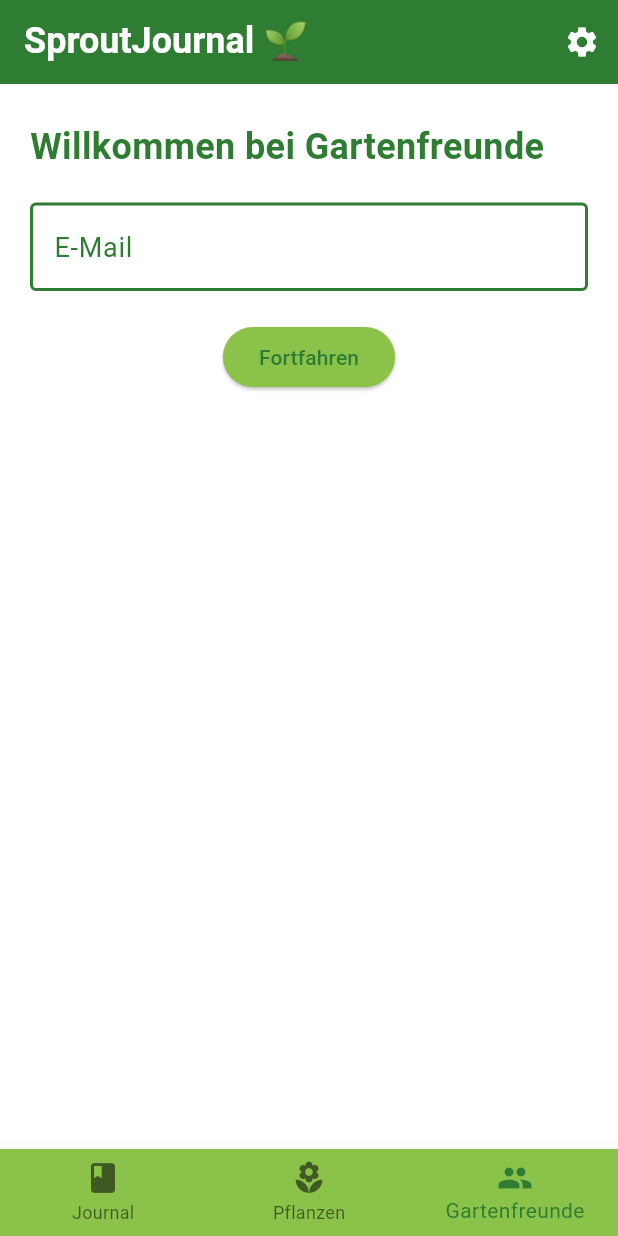
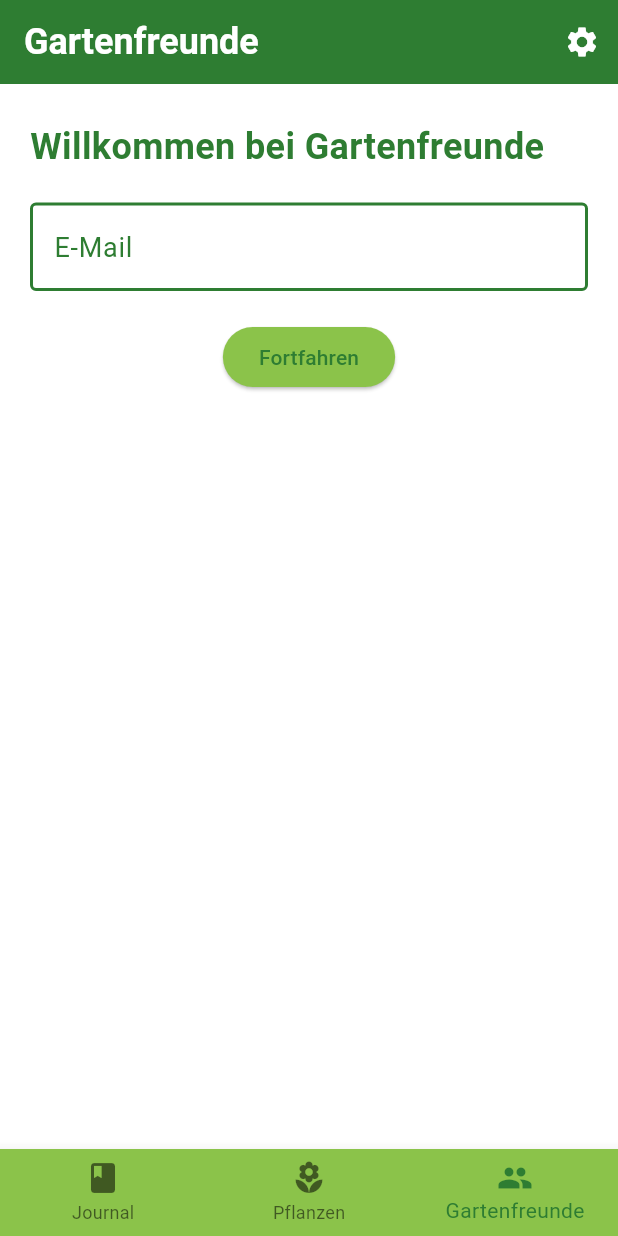
Before and after one commit to FelixDigitalis/SproutJournal, a Flutter app: the screen it shows after launch, item 3 of the bottom bar chosen, on a phone screen of 412 x 824 dp. Run offline on Flutter 3.47's test engine with Material 3 defaults, Android fonts, the light colour scheme and no system bars; our stand-ins replace cloud_firestore, firebase_auth, firebase_core, flutter_dotenv, flutter_image_compress, image_picker and 2 more; accounts and stored records are empty; statements that could not run were skipped.

Commit message:
disapearing app bar problem fixed

```diff
--- a/lib/screens/main_pages/gartenfreunde_page.dart
+++ b/lib/screens/main_pages/gartenfreunde_page.dart
@@ -1,7 +1,7 @@
 import 'package:flutter/material.dart';
 import 'package:provider/provider.dart';
 import '../../../models/user_model.dart';
-import '../sub_pages/gartenfreunde/gartenfreunde_authenticate.dart';
+import '../sub_pages/gartenfreunde/gartenfreunde_welcome.dart';
 import '../../../utils/log.dart';
 
 class GartenfreundePage extends StatefulWidget {
@@ -25,7 +25,7 @@ class _GartenfreundePageState extends State<GartenfreundePage> {
       final user = Provider.of<UserModel?>(context);
 
       if (user == null) {
-        return const GartenfreundeAuthenticate();
+        return const GartenfreundeWelcome();
       }
 
       final username = user.firstname;
@@ -47,18 +47,22 @@ class _GartenfreundePageState extends State<GartenfreundePage> {
                       controller: _postController,
                       decoration: InputDecoration(
                         hintText: 'Was möchtest du teilen?',
-                        hintStyle: TextStyle(color: Theme.of(context).primaryColor),
+                        hintStyle:
+                            TextStyle(color: Theme.of(context).primaryColor),
                         border: OutlineInputBorder(
                           borderSide: BorderSide(
-                              color: Theme.of(context).primaryColor, width: 2.0),
+                              color: Theme.of(context).primaryColor,
+                              width: 2.0),
                         ),
                         enabledBorder: OutlineInputBorder(
                           borderSide: BorderSide(
-                              color: Theme.of(context).primaryColor, width: 2.0),
+                              color: Theme.of(context).primaryColor,
+                              width: 2.0),
                         ),
                         focusedBorder: OutlineInputBorder(
                           borderSide: BorderSide(
-                              color: Theme.of(context).primaryColor, width: 2.0),
+                              color: Theme.of(context).primaryColor,
+                              width: 2.0),
                         ),
                       ),
                       style: const TextStyle(color: Colors.black, fontSize: 18),
--- a/lib/screens/main_pages/main_pages_manager.dart
+++ b/lib/screens/main_pages/main_pages_manager.dart
@@ -1,4 +1,8 @@
 import 'package:flutter/material.dart';
+import 'package:provider/provider.dart';
+import '../../../models/user_model.dart';
+import '../../../utils/log.dart';
+import '../../../database_services/firebase/firebase_auth.dart';
 import '../elements/bottom_bar_element.dart';
 import '../sub_pages/settings_page.dart';
 import 'gartenfreunde_page.dart';
@@ -6,34 +10,52 @@ import 'journal_feed.dart';
 import 'library_feed.dart';
 
 class PageManager extends StatefulWidget {
-  const PageManager({super.key});
+  final int selectedIndex;
+  const PageManager({super.key, this.selectedIndex = 0});
+
   @override
   State<PageManager> createState() => _PageManagerState();
-
 }
 
 class _PageManagerState extends State<PageManager> {
-  int _selectedIndex = 0;
+  late int _selectedIndex;
+  late String _appBarTitle;
+  final AuthService _auth = AuthService();
+
   final List<Widget> _widgetOptions = <Widget>[
     const JournalFeed(),
     const PlantFeed(),
     const GartenfreundePage(),
   ];
 
+  final List<String> _titles = [
+    'SproutJournal 🌱',
+    'SproutJournal 🌱',
+    'Gartenfreunde',
+  ];
+
+  @override
+  void initState() {
+    super.initState();
+    _selectedIndex = widget.selectedIndex;
+    _appBarTitle = _titles[_selectedIndex];
+  }
+
   void _onItemTapped(int index) {
     setState(() {
       _selectedIndex = index;
+      _appBarTitle = _titles[index];
     });
   }
 
   @override
   Widget build(BuildContext context) {
+    final user = Provider.of<UserModel?>(context);
+
     return Scaffold(
       appBar: AppBar(
-        title: const Text('SproutJournal 🌱',
-            style: TextStyle(
-                fontSize: 24,
-                fontWeight: FontWeight.w600)),
+        title: Text(_appBarTitle,
+            style: const TextStyle(fontSize: 24, fontWeight: FontWeight.w600)),
         backgroundColor: Theme.of(context).colorScheme.primary,
         actions: <Widget>[
           IconButton(
@@ -45,7 +67,15 @@ class _PageManagerState extends State<PageManager> {
                 MaterialPageRoute(builder: (context) => const SettingsMenu()),
               );
             },
-          )
+          ),
+          if (user != null)
+            IconButton(
+              icon: const Icon(Icons.logout, color: Colors.red),
+              tooltip: 'Logout',
+              onPressed: () async {
+                await _auth.signOut();
+              },
+            ),
         ],
       ),
       body: Center(
--- a/lib/screens/sub_pages/gartenfreunde/gartenfreunde_login.dart
+++ b/lib/screens/sub_pages/gartenfreunde/gartenfreunde_login.dart
@@ -1,5 +1,6 @@
 import 'package:flutter/material.dart';
 import 'package:sprout_journal/screens/main_pages/gartenfreunde_page.dart';
+import 'package:sprout_journal/screens/main_pages/main_pages_manager.dart';
 import '../../../database_services/firebase/firebase_auth.dart';
 
 class SignIn extends StatefulWidget {
@@ -44,7 +45,7 @@ class _SignInState extends State<SignIn> {
                   decoration: InputDecoration(
                     hintText: widget.email,
                     enabled: false,
-                    hintStyle:  TextStyle(color: Colors.black, fontSize: 18),
+                    hintStyle: const TextStyle(color: Colors.black, fontSize: 18),
                     border: OutlineInputBorder(
                       borderSide: BorderSide(color: primaryColor, width: 2.0),
                     ),
@@ -97,7 +98,7 @@ class _SignInState extends State<SignIn> {
                         setState(() => error = 'Falsche Anmeldedaten');
                       } else {
                         if (mounted) {
-                          Navigator.push(context, MaterialPageRoute(builder: (context) => const GartenfreundePage()));
+                          Navigator.push(context, MaterialPageRoute(builder: (context) => const PageManager(selectedIndex: 2,)));
                         }
                       }
                     }
--- a/lib/screens/sub_pages/gartenfreunde/gartenfreunde_register.dart
+++ b/lib/screens/sub_pages/gartenfreunde/gartenfreunde_register.dart
@@ -1,4 +1,5 @@
 import 'package:flutter/material.dart';
+import 'package:sprout_journal/screens/main_pages/main_pages_manager.dart';
 import '../../../database_services/firebase/firebase_auth.dart';
 import 'package:sprout_journal/screens/main_pages/gartenfreunde_page.dart';
 
@@ -157,7 +158,7 @@ class _RegisterState extends State<Register> {
                               context,
                               MaterialPageRoute(
                                   builder: (context) =>
-                                      const GartenfreundePage()));
+                                      const PageManager(selectedIndex: 2,)));
                         }
                       }
                     }
--- a/lib/screens/sub_pages/gartenfreunde/gartenfreunde_authenticate.dart
+++ b/lib/screens/sub_pages/gartenfreunde/gartenfreunde_welcome.dart
@@ -4,16 +4,17 @@ import 'gartenfreunde_login.dart';
 import 'gartenfreunde_register.dart';
 import '../../../database_services/firebase/firebase_service.dart';
 
-class GartenfreundeAuthenticate extends StatefulWidget {
-  const GartenfreundeAuthenticate({super.key});
+class GartenfreundeWelcome extends StatefulWidget {
+  const GartenfreundeWelcome({super.key});
 
   @override
-  State<GartenfreundeAuthenticate> createState() =>
-      _GartenfreundeAuthenticateState();
+  State<GartenfreundeWelcome> createState() =>
+      _GartenfreundeWelcomeState();
 }
 
-class _GartenfreundeAuthenticateState extends State<GartenfreundeAuthenticate> {
+class _GartenfreundeWelcomeState extends State<GartenfreundeWelcome> {
   final _formKey = GlobalKey<FormState>();
+
 
   String email = '';
 
```
Also changed, not shown: lib/screens/sub_pages/gartenfreunde/gartenfreunde_login_wrapper.dart (deleted, +0 -26 lines).
